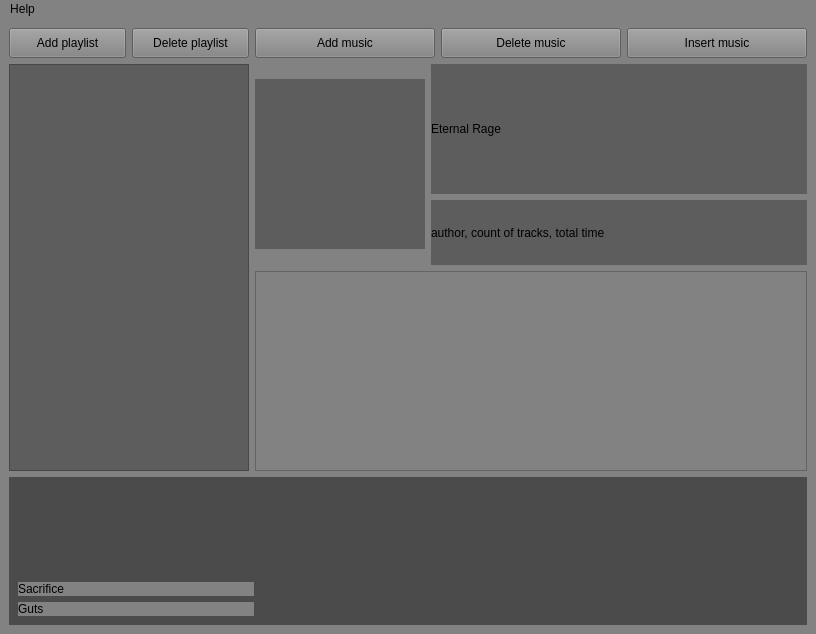
Qt form Spotifuck/Interface/SpotiFuckDesign.ui (Timofey-arch/algorithms-works) before a commit.
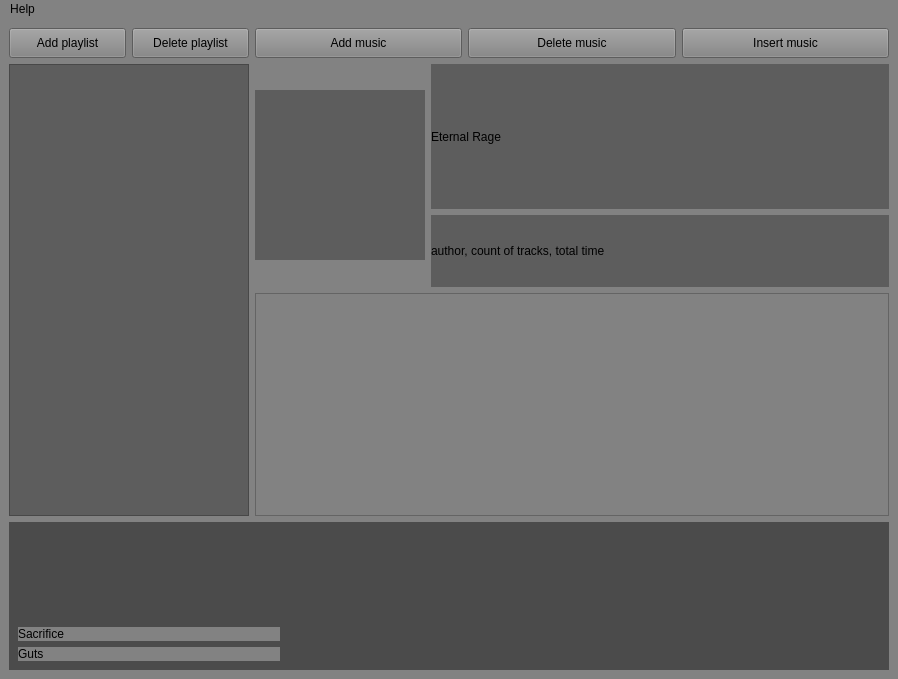
The same form after that commit. Icons and pictures are not drawn.

```diff
--- a/Spotifuck/Interface/SpotiFuckDesign.ui
+++ b/Spotifuck/Interface/SpotiFuckDesign.ui
@@ -6,8 +6,8 @@
    <rect>
     <x>0</x>
     <y>0</y>
-    <width>816</width>
-    <height>634</height>
+    <width>898</width>
+    <height>679</height>
    </rect>
   </property>
   <property name="windowTitle">
@@ -514,7 +514,7 @@
     <rect>
      <x>0</x>
      <y>0</y>
-     <width>816</width>
+     <width>898</width>
      <height>26</height>
     </rect>
    </property>
```
